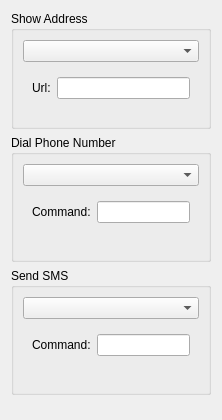
First picture: the form in akonadi-contact/src/kcm/akonadicontactactions.ui, repository KDE/kdepimlibs, before the edit.
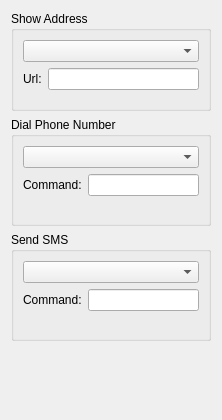
Second picture: the form after the edit. The open tabs and pages were chosen to show the change. Custom widgets are drawn as their Qt base class.

Commit message: Fix double margin

Diff of the .ui file:
```diff
--- a/akonadi-contact/src/kcm/akonadicontactactions.ui
+++ b/akonadi-contact/src/kcm/akonadicontactactions.ui
@@ -27,6 +27,18 @@
         </property>
         <widget class="QWidget" name="page">
          <layout class="QHBoxLayout" name="horizontalLayout">
+          <property name="leftMargin">
+           <number>0</number>
+          </property>
+          <property name="topMargin">
+           <number>0</number>
+          </property>
+          <property name="rightMargin">
+           <number>0</number>
+          </property>
+          <property name="bottomMargin">
+           <number>0</number>
+          </property>
           <item>
            <widget class="QLabel" name="label_3">
             <property name="text">
@@ -45,6 +57,18 @@
         </widget>
         <widget class="QWidget" name="page_2">
          <layout class="QHBoxLayout" name="horizontalLayout_2">
+          <property name="leftMargin">
+           <number>0</number>
+          </property>
+          <property name="topMargin">
+           <number>0</number>
+          </property>
+          <property name="rightMargin">
+           <number>0</number>
+          </property>
+          <property name="bottomMargin">
+           <number>0</number>
+          </property>
           <item>
            <widget class="QLabel" name="label_4">
             <property name="text">
@@ -97,6 +121,18 @@
         <widget class="QWidget" name="page_3"/>
         <widget class="QWidget" name="page_4">
          <layout class="QHBoxLayout" name="horizontalLayout_3">
+          <property name="leftMargin">
+           <number>0</number>
+          </property>
+          <property name="topMargin">
+           <number>0</number>
+          </property>
+          <property name="rightMargin">
+           <number>0</number>
+          </property>
+          <property name="bottomMargin">
+           <number>0</number>
+          </property>
           <item>
            <widget class="QLabel" name="label_5">
             <property name="text">
@@ -152,6 +188,18 @@
         <widget class="QWidget" name="page_5"/>
         <widget class="QWidget" name="page_6">
          <layout class="QHBoxLayout" name="horizontalLayout_4">
+          <property name="leftMargin">
+           <number>0</number>
+          </property>
+          <property name="topMargin">
+           <number>0</number>
+          </property>
+          <property name="rightMargin">
+           <number>0</number>
+          </property>
+          <property name="bottomMargin">
+           <number>0</number>
+          </property>
           <item>
            <widget class="QLabel" name="label_6">
             <property name="text">
```
